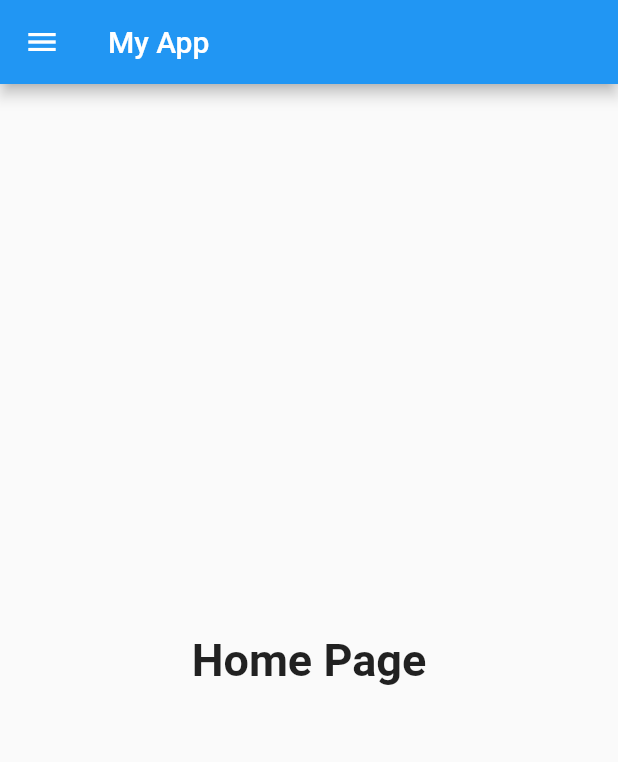
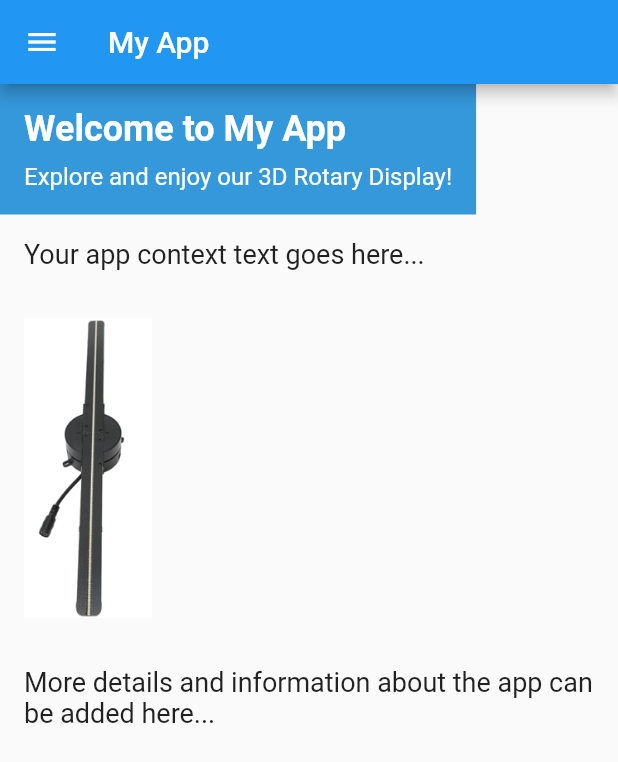
Before and after one commit to Starceus001/Streaming-Service-App, a Flutter app: the screen it shows after launch, on a phone screen of 412 x 824 dp. Shown: the top 762 px of the screen. Run offline on Flutter 3.47's test engine with Material 2 defaults, Android fonts, the phone set to English and light mode, and no system bars; our stand-ins replace camera, image_picker.

```diff
--- a/lib/home_page.dart
+++ b/lib/home_page.dart
@@ -1,3 +1,20 @@
+// import 'package:flutter/material.dart';
+
+// class HomePage extends StatelessWidget {
+//   const HomePage({Key? key}) : super(key: key);
+
+//   @override
+//   Widget build(BuildContext context) {
+//     //code can be added from here
+//     return const Center(
+//       child: Text('Home Page',
+//           style: TextStyle(fontSize: 30, fontWeight: FontWeight.bold)),
+//     );
+//   }
+// }
+
+
+
 import 'package:flutter/material.dart';
 
 class HomePage extends StatelessWidget {
@@ -5,10 +22,98 @@ class HomePage extends StatelessWidget {
 
   @override
   Widget build(BuildContext context) {
-    //code can be added from here
-    return const Center(
-      child: Text('Home Page',
-          style: TextStyle(fontSize: 30, fontWeight: FontWeight.bold)),
+    return const SingleChildScrollView(
+      child: Column(
+        crossAxisAlignment: CrossAxisAlignment.start,
+        children: [
+          _BuildHeader(),
+          _BuildAppContext(),
+          _BuildImage(),
+          _BuildAdditionalText(),
+        ],
+      ),
     );
   }
 }
+
+class _BuildHeader extends StatelessWidget {
+  const _BuildHeader({Key? key}) : super(key: key);
+
+  @override
+  Widget build(BuildContext context) {
+    return Container(
+      padding: const EdgeInsets.all(16.0),
+      color: const Color(0xFF3498db),
+      child: const Column(
+        crossAxisAlignment: CrossAxisAlignment.start,
+        children: [
+          Text(
+            'Welcome to My App',
+            style: TextStyle(
+              fontSize: 24.0,
+              fontWeight: FontWeight.bold,
+              color: Colors.white,
+            ),
+          ),
+          SizedBox(height: 8.0),
+          Text(
+            'Explore and enjoy our 3D Rotary Display!',
+            style: TextStyle(
+              fontSize: 16.0,
+              color: Colors.white,
+            ),
+          ),
+        ],
+      ),
+    );
+  }
+}
+
+class _BuildAppContext extends StatelessWidget {
+  const _BuildAppContext({Key? key}) : super(key: key);
+
+  @override
+  Widget build(BuildContext context) {
+    return Container(
+      padding: const EdgeInsets.all(16.0),
+      child: const Text(
+        'Your app context text goes here...',
+        style: TextStyle(fontSize: 18.0),
+      ),
+    );
+  }
+}
+
+class _BuildImage extends StatelessWidget {
+  const _BuildImage({Key? key}) : super(key: key);
+
+  @override
+  Widget build(BuildContext context) {
+    // Replace 'YourImagePath' with the actual path or URL of your predefined image
+    const String imagePath = 'assets/images/display_nieuw.png';
+
+    return Container(
+      padding: const EdgeInsets.all(16.0),
+      child: Image.asset(
+        imagePath,
+        height: 200.0,
+        fit: BoxFit.cover,
+      ),
+    );
+  }
+}
+
+class _BuildAdditionalText extends StatelessWidget {
+  const _BuildAdditionalText({Key? key}) : super(key: key);
+
+  @override
+  Widget build(BuildContext context) {
+    return Container(
+      padding: const EdgeInsets.all(16.0),
+      child: const Text(
+        'More details and information about the app can be added here...\n\n\n\n\n\n\n\n\n\n\n\n\n\n\n\n\ntester',
+        style: TextStyle(fontSize: 18.0),
+      ),
+    );
+  }
+}
--- a/pubspec.yaml
+++ b/pubspec.yaml
@@ -66,7 +66,10 @@ flutter:
   # To add assets to your application, add an assets section, like this:
   # assets:
   #   - images/a_dot_burr.jpeg
-  #   - images/a_dot_ham.jpeg
+    # - images/a_dot_ham.jpeg
+  assets:
+    - assets/images/display_nieuw.png
+
 
   # An image asset can refer to one or more resolution-specific "variants", see
   # https://flutter.dev/assets-and-images/#resolution-aware
```
Also changed, not shown: assets/images/display_nieuw.png (added).
